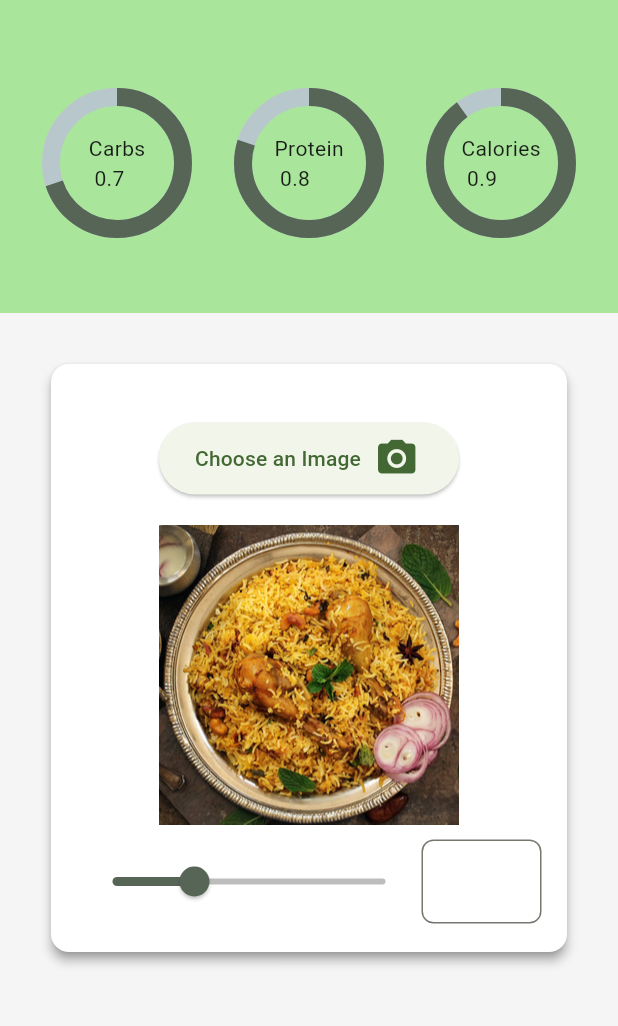
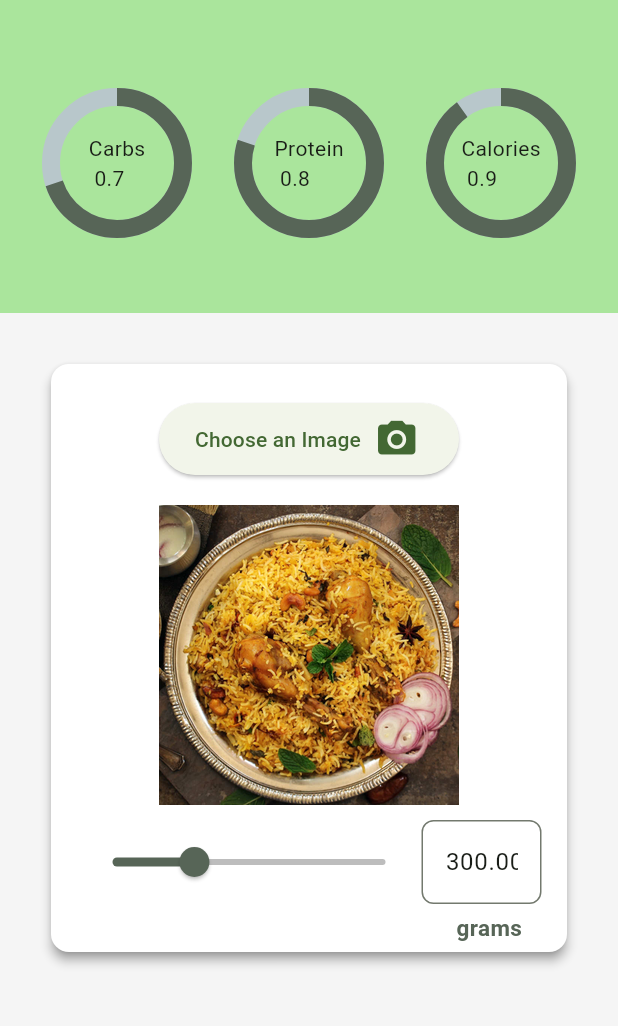
Before and after one commit to jerardh/nutrilens, a Flutter app: the screen it shows after launch, on a phone screen of 412 x 824 dp, the part 71-1097 px from its top. Run offline on Flutter 3.47's test engine with Material 3 defaults, Android fonts, the phone set to English and light mode, and no system bars; drawn by our look-alikes of percent_indicator; our stand-ins replace cloud_firestore, firebase_core, image_picker; accounts and stored records are empty.

Commit message:
Food Quantity slider event handling

```diff
--- a/lib/ImageQuantity.dart
+++ b/lib/ImageQuantity.dart
@@ -1,4 +1,5 @@
 import 'package:calorie_tracker/utils/AppColors.dart';
+import 'package:calorie_tracker/utils/AppText.dart';
 import 'package:flutter/material.dart';
 
 class ImageQunatity extends StatefulWidget {
@@ -9,11 +10,12 @@ class ImageQunatity extends StatefulWidget {
 }
 
 class ImageQuantityState extends State<ImageQunatity> {
-  var _quantity = 0.3; //300 grams
-  TextEditingController _controller = TextEditingController();
+  var _quantity = 0.3; //300 grams as initial value
+  TextEditingController _controller = TextEditingController(text: "300.00");
   @override
   Widget build(BuildContext context) {
-    return (Row(
+    return (Column(crossAxisAlignment: CrossAxisAlignment.end, children: [
+      Row(
           crossAxisAlignment: CrossAxisAlignment.center,
           mainAxisAlignment: MainAxisAlignment.center,
           children: [
@@ -39,12 +41,20 @@ class ImageQuantityState extends State<ImageQunatity> {
                         _quantity = double.parse(value) / 1000;
                       });
                     },
-                  maxLength: 4,
+                    maxLength: 6,
                     keyboardType: TextInputType.number,
                     decoration: InputDecoration(
                         counterText: "",
                         border: OutlineInputBorder(
                             borderRadius: BorderRadius.circular(8)))))
+          ]),
+      Container(
+          child: Text("grams",
+              style: TextStyle(
+                  fontSize: AppText.secondarysize,
+                  color: AppColors.primaryDarker,
+                  fontWeight: FontWeight.bold)),
+          margin: EdgeInsets.only(right: 30, top: 5))
     ]));
   }
 }
--- a/lib/utils/AppText.dart
+++ b/lib/utils/AppText.dart
@@ -1,4 +1,5 @@
 class AppText {
   static const title = "NutriLens";
   static const double primarySize = 30;
+  static const double secondarysize = 15;
 }
```
Lines whose indentation alone changed are shown as unchanged.
